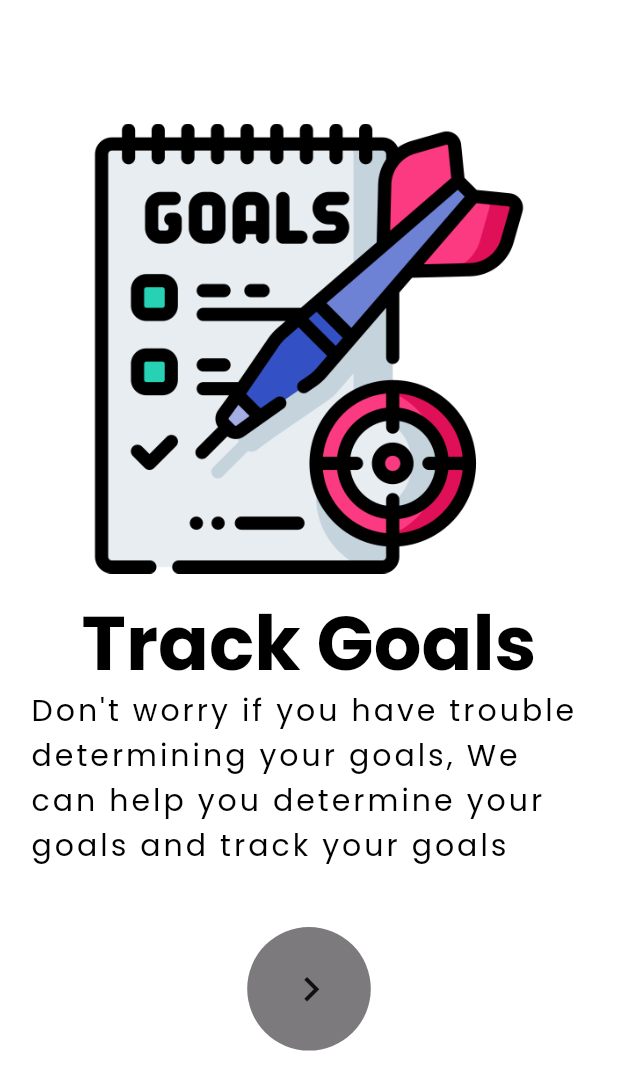
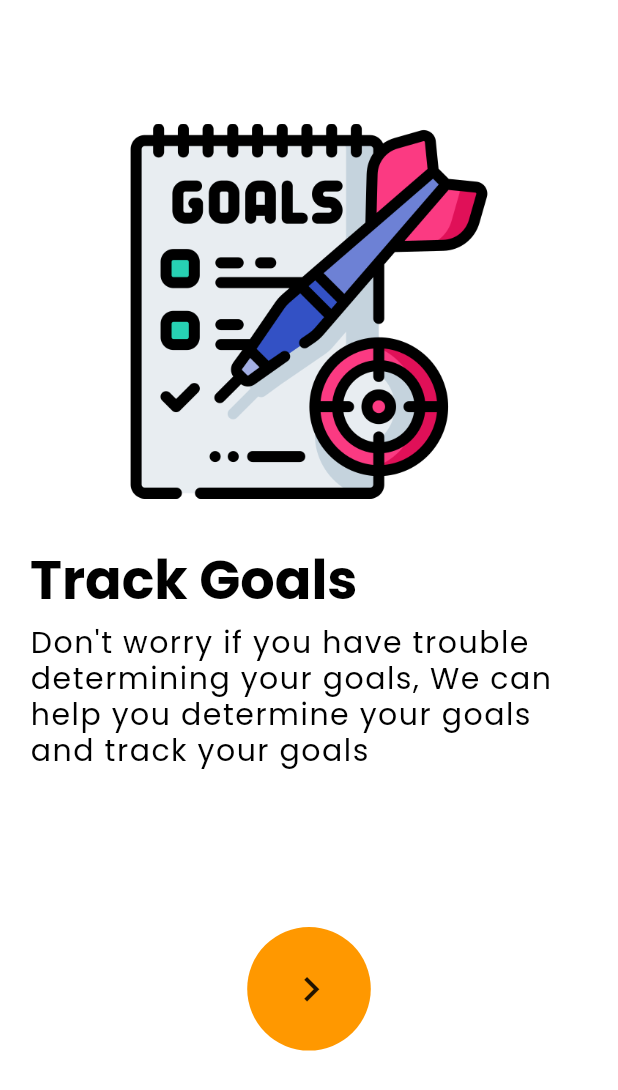
Before and after one commit to Alnaagi/liftlog, a Flutter app: the screen it shows after launch, after a tap on the "navigate next" icon, on a phone screen of 412 x 824 dp. Shown: the top 1090 px of the screen. Run offline on Flutter 3.47's test engine with Material 3 defaults, Android fonts, the phone set to English and light mode, and no system bars; our stand-ins replace calendar_date_picker2.

Commit message:
Update code

```diff
--- a/lib/screen/onboarding/onboarding_example.dart
+++ b/lib/screen/onboarding/onboarding_example.dart
@@ -5,9 +5,9 @@ import 'package:liftlog/screen/signup/signup_view.dart';
 final pages = [
   const PageData(
     image: AssetImage("assets/images/logo.png"),
-    title: "LiftLog",
+    Mtitle: "LiftLog",
     tsize: 80,
-    subtitle: "Commit to be fit",
+    Msubtitle: "Commit to be fit",
     subsize: 28,
     bgColor: Colors.blue,
     textColor: Colors.white,
@@ -18,7 +18,7 @@ final pages = [
     subtitle:
         "Don't worry if you have trouble determining your goals, We can help you determine your goals and track your goals",
     textColor: Colors.black,
-    tsize: 50,
+    tsize: 36,
     subsize: 20,
     bgColor: Colors.white,
   ),
@@ -27,18 +27,18 @@ final pages = [
     title: "Burn Calories",
     subtitle:
         "Let's keep burning, to achive yours goals, it hurts only temporarily, if you give up now you will be in pain forever",
-    tsize: 45,
+    tsize: 36,
     subsize: 20,
-    bgColor: Color.fromARGB(255, 124, 122, 124),
+    bgColor: Colors.orange,
   ),
   const PageData(
     image: AssetImage("assets/images/vegetables.png"),
     title: "Eat Healthy",
     subtitle:
         "Let's start a healthy lifestyle with us, we will help you determine your diet. Don't forget healthy eating healthy life",
-    tsize: 45,
+    tsize: 36,
     subsize: 20,
-    bgColor: Color.fromARGB(255, 16, 185, 174),
+    bgColor: Colors.teal,
   ),
   const PageData(
     image: AssetImage("assets/images/sleep.png"),
@@ -46,7 +46,7 @@ final pages = [
     textColor: Colors.white,
     subtitle:
         "Improve the quality of your sleep with us, good quality sleep can bring a good mood in the morning",
-    tsize: 45,
+    tsize: 36,
     subsize: 20,
     bgColor: Color.fromARGB(255, 43, 37, 32),
   ),
@@ -97,6 +97,8 @@ class OnboardingExample extends StatelessWidget {
 
 class PageData {
   final String? title;
+  final String? Mtitle;
+  final String? Msubtitle;
   final String? subtitle;
   final IconData? icon;
   final Color bgColor;
@@ -108,6 +110,8 @@ class PageData {
   const PageData({
     this.title,
     this.icon,
+    this.Mtitle,
+    this.Msubtitle,
     required this.tsize,
     required this.subsize,
     required this.image,
@@ -130,24 +134,54 @@ class _Page extends StatelessWidget {
     space(double p) => SizedBox(height: screenHeight * p / 100);
     return Padding(
       padding: const EdgeInsets.symmetric(horizontal: 20),
-      child: Column(
+      child: Stack(
+        children: [
+          Column(
             children: [
               space(10),
               _Image(
                 page: page,
-            size: 300,
+                size: 250,
               ),
-          space(2),
-          _Text(
+              space(4),
+              Align(
+                alignment: Alignment.centerLeft,
+                child: _Text(
                   page: page,
                   style: TextStyle(
                     fontSize: page.tsize,
                   ),
                 ),
+              ),
+              space(1),
               _subText(
                 page: page,
                 style: TextStyle(
                   fontSize: page.subsize,
+                ),
+              ),
+            ],
+          ),
+          Align(
+            alignment: Alignment.center,
+            child: Column(
+              mainAxisAlignment: MainAxisAlignment.center,
+              crossAxisAlignment: CrossAxisAlignment.center,
+              children: [
+                space(5),
+                _MText(
+                  page: page,
+                  style: TextStyle(
+                    fontSize: page.tsize,
+                  ),
+                ),
+                _MsubText(
+                  page: page,
+                  style: TextStyle(
+                    fontSize: page.subsize,
+                  ),
+                ),
+              ],
             ),
           ),
         ],
@@ -178,7 +212,7 @@ class _Text extends StatelessWidget {
         // fontSize: 18,
         height: 1.2,
       ).merge(style),
-      textAlign: TextAlign.center,
+      textAlign: TextAlign.left,
     );
   }
 }
@@ -200,9 +234,9 @@ class _subText extends StatelessWidget {
       style: TextStyle(
         color: page.textColor,
         fontFamily: 'Poppins',
-        letterSpacing: 2.0,
+        letterSpacing: 1.0,
         // fontSize: 18,
-        height: 1.5,
+        height: 1.2,
       ).merge(style),
       textAlign: TextAlign.left,
     );
@@ -251,3 +285,56 @@ Route _createRoute() {
     },
   );
 }
+
+class _MText extends StatelessWidget {
+  const _MText({
+    Key? key,
+    required this.page,
+    this.style,
+  }) : super(key: key);
+
+  final PageData page;
+  final TextStyle? style;
+
+  @override
+  Widget build(BuildContext context) {
+    return Text(
+      page.Mtitle ?? '',
+      style: TextStyle(
+        color: page.textColor,
+        fontWeight: FontWeight.w700,
+        fontFamily: 'Poppins',
+        letterSpacing: 0.0,
+        // fontSize: 18,
+        height: 1.2,
+      ).merge(style),
+      textAlign: TextAlign.left,
+    );
+  }
+}
+
+class _MsubText extends StatelessWidget {
+  const _MsubText({
+    Key? key,
+    required this.page,
+    this.style,
+  }) : super(key: key);
+
+  final PageData page;
+  final TextStyle? style;
+
+  @override
+  Widget build(BuildContext context) {
+    return Text(
+      page.Msubtitle ?? '',
+      style: TextStyle(
+        color: page.textColor,
+        fontFamily: 'Poppins',
+        letterSpacing: 2.2,
+        // fontSize: 18,
+        height: 1.5,
+      ).merge(style),
+      textAlign: TextAlign.left,
+    );
+  }
+}
--- a/pubspec.yaml
+++ b/pubspec.yaml
@@ -35,6 +35,8 @@ dependencies:
   # Use with the CupertinoIcons class for iOS style icons.
   cupertino_icons: ^1.0.2
   concentric_transition: ^1.0.3
+  syncfusion_flutter_datepicker: ^25.1.35
+  calendar_date_picker2: ^0.5.5
 
 dev_dependencies:
   flutter_test:
```
Also changed, not shown: lib/screen/profile/complete_profile_view.dart (added, +267 -0 lines), lib/screen/signup/signup_view.dart (+10 -1 lines), pubspec.lock. Lines whose indentation alone changed are shown as unchanged.
